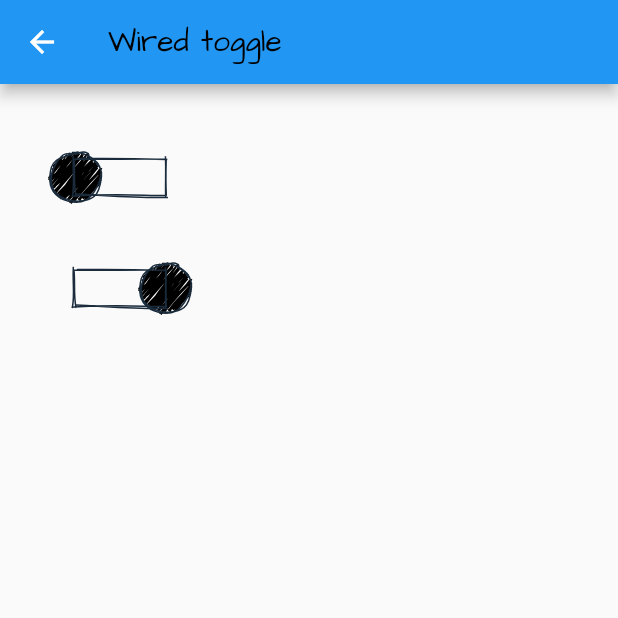
After one commit to KevinZhang19870314/wired_elements, a Flutter app: the WiredToggleExample screen opened directly, on a phone screen of 412 x 824 dp, the top half of it. The commit adds this screen. Run offline on Flutter 3.47's test engine with Material 2 defaults, Android fonts, the phone set to English and light mode, and no system bars.

Commit message:
feat: add wired toggle

```diff
--- a/example/lib/demos.dart
+++ b/example/lib/demos.dart
@@ -8,6 +8,7 @@ import 'src/wired_button_example.dart';
 import 'src/wired_input_example.dart';
 import 'src/wired_radio_example.dart';
 import 'src/wired_slider_example.dart';
+import 'src/wired_toggle_example.dart';
 
 final String handWriting1 = 'Shadows Into Light';
 final String handWriting2 = 'Architects Daughter';
@@ -67,6 +68,12 @@ final List<Demo> demos = [
     (_) => WiredSliderExample(title: 'Wired slider'),
     const Icon(Icons.linear_scale, size: 36),
   ),
+  NormalDemo(
+    'Wired toggle example',
+    'Wired toggle',
+    (_) => WiredToggleExample(title: 'Wired toggle'),
+    const Icon(Icons.toggle_on, size: 36),
+  ),
 ];
 
 abstract class Demo {
--- /dev/null
+++ b/example/lib/src/wired_toggle_example.dart
@@ -0,0 +1,51 @@
+import 'package:flutter/material.dart';
+import 'package:wired_elements/wired_elements.dart';
+
+import 'wired_text.dart';
+
+class WiredToggleExample extends StatelessWidget {
+  final String title;
+  const WiredToggleExample({Key? key, required this.title}) : super(key: key);
+
+  @override
+  Widget build(BuildContext context) {
+    bool _firstVal = false;
+    bool _secondVal = true;
+
+    return Scaffold(
+      appBar: AppBar(
+        title: WiredText(
+          '$title',
+          fontSize: 20.0,
+        ),
+      ),
+      body: Container(
+        color: Colors.transparent,
+        padding: EdgeInsets.all(50.0),
+        child: Column(
+          mainAxisAlignment: MainAxisAlignment.start,
+          crossAxisAlignment: CrossAxisAlignment.center,
+          children: [
+            WiredToggle(
+              value: _firstVal,
+              onChange: (val) {
+                print(val);
+
+                return false;
+              },
+            ),
+            SizedBox(height: 50.0),
+            WiredToggle(
+              value: _secondVal,
+              onChange: (val) {
+                print(val);
+
+                return true;
+              },
+            ),
+          ],
+        ),
+      ),
+    );
+  }
+}
--- /dev/null
+++ b/lib/src/wired_toggle.dart
@@ -0,0 +1,115 @@
+import 'package:flutter/material.dart';
+import 'package:wired_elements/rough/rough.dart';
+
+import 'canvas/wired_canvas.dart';
+import 'const.dart';
+import 'wired_base.dart';
+
+/// Wired toggle
+class WiredToggle extends StatefulWidget {
+  final bool value;
+  final bool Function(bool)? onChange;
+
+  const WiredToggle({
+    Key? key,
+    required this.value,
+    required this.onChange,
+  }) : super(key: key);
+
+  @override
+  _WiredToggleState createState() => _WiredToggleState();
+}
+
+class _WiredToggleState extends State<WiredToggle>
+    with SingleTickerProviderStateMixin, WiredRepaintMixin {
+  bool _isSwitched = false;
+  final double _thumbRadius = 24.0;
+  late Animation<double> _animation;
+  late AnimationController _controller;
+
+  @override
+  void initState() {
+    super.initState();
+    _isSwitched = widget.value;
+    _controller = AnimationController(
+      duration: const Duration(milliseconds: 250),
+      vsync: this,
+    );
+
+    _animation = Tween<double>(
+      begin: -_thumbRadius,
+      end: _thumbRadius * 1.5,
+    ).animate(
+      CurvedAnimation(
+        parent: _controller,
+        curve: Curves.easeIn,
+      ),
+    )..addListener(
+        () {
+          setState(() {});
+        },
+      );
+
+    _toggle();
+  }
+
+  @override
+  Widget build(BuildContext context) {
+    return buildWiredElement(
+      child: GestureDetector(
+        onTap: () {
+          if (widget.onChange != null) {
+            bool result = widget.onChange!(!_isSwitched);
+            if (result) {
+              _isSwitched = !_isSwitched;
+              _toggle();
+            }
+          }
+        },
+        child: _buildSwicher(),
+      ),
+    );
+  }
+
+  Widget _buildSwicher() {
+    return Stack(
+      clipBehavior: Clip.none,
+      children: [
+        Positioned(
+          left: _animation.value,
+          top: -_thumbRadius / 2,
+          child: SizedBox(
+            height: _thumbRadius * 2,
+            width: _thumbRadius * 2,
+            child: WiredCanvas(
+              painter: WiredCircleBase(
+                diameterRatio: .7,
+                fillColor: textColor,
+              ),
+              fillerType: RoughFilter.HachureFiller,
+              fillerConfig: FillerConfig.build(hachureGap: 1.0),
+            ),
+          ),
+        ),
+        SizedBox(
+          width: _thumbRadius * 2.5,
+          height: _thumbRadius,
+          child: WiredCanvas(
+            painter: WiredRectangleBase(),
+            fillerType: RoughFilter.NoFiller,
+          ),
+        ),
+      ],
+    );
+  }
+
+  void _toggle() {
+    _isSwitched ? _controller.forward() : _controller.reverse();
+  }
+
+  @override
+  void dispose() {
+    _controller.dispose();
+    super.dispose();
+  }
+}
--- a/lib/wired_elements.dart
+++ b/lib/wired_elements.dart
@@ -9,3 +9,4 @@ export 'src/wired_divider.dart';
 export 'src/wired_input.dart';
 export 'src/wired_radio.dart';
 export 'src/wired_slider.dart';
+export 'src/wired_toggle.dart';
```
Also changed, not shown: 2 other files.
